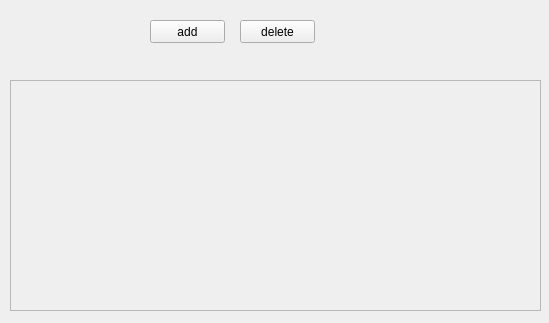
The window that initcenter.ui (HighBird007/pond) describes before a commit, drawn with Qt 5.
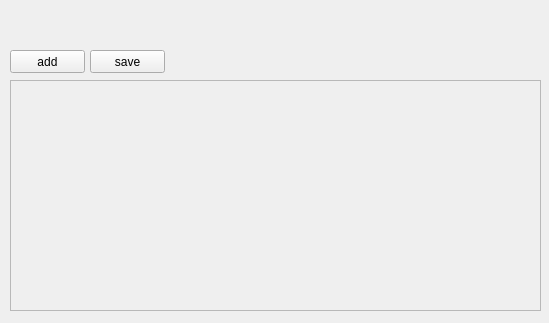
The same window after the commit.

Patch:
```diff
--- a/initcenter.ui
+++ b/initcenter.ui
@@ -42,8 +42,8 @@
   <widget class="QPushButton" name="addDevice">
    <property name="geometry">
     <rect>
-     <x>150</x>
-     <y>20</y>
+     <x>10</x>
+     <y>50</y>
      <width>75</width>
      <height>23</height>
     </rect>
@@ -55,14 +55,14 @@
   <widget class="QPushButton" name="delDevice">
    <property name="geometry">
     <rect>
-     <x>240</x>
-     <y>20</y>
+     <x>90</x>
+     <y>50</y>
      <width>75</width>
      <height>23</height>
     </rect>
    </property>
    <property name="text">
-    <string>delete</string>
+    <string>save</string>
    </property>
   </widget>
  </widget>
```
Left out of the diff: 2 changed lines with no effect on the pictures.
